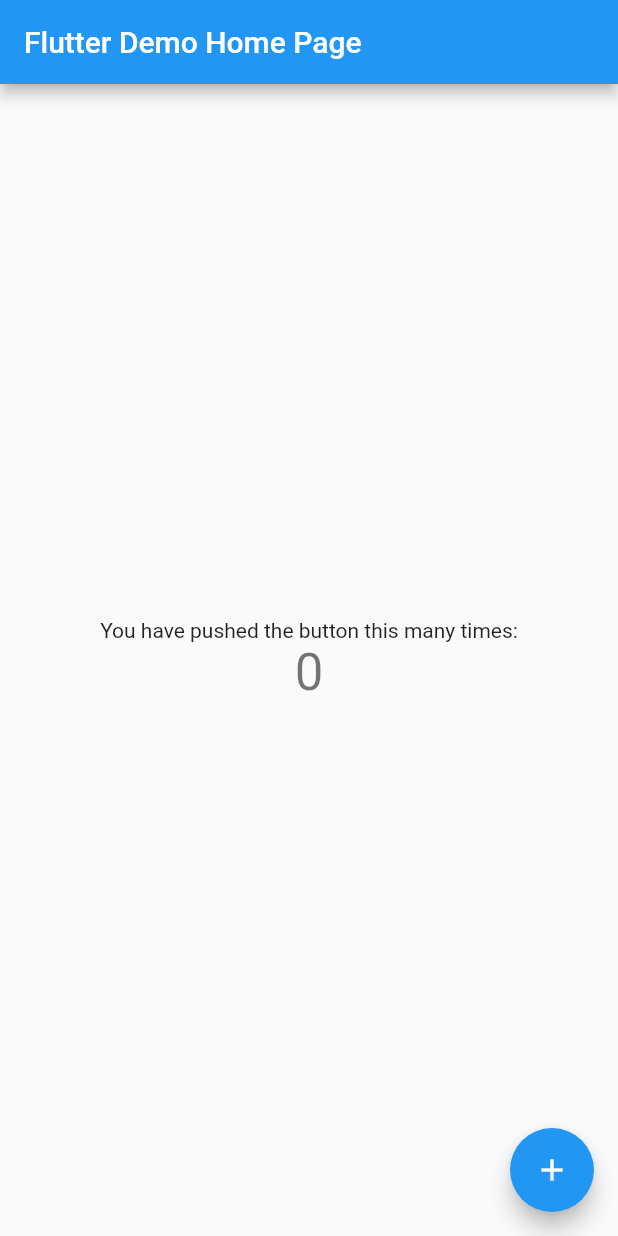
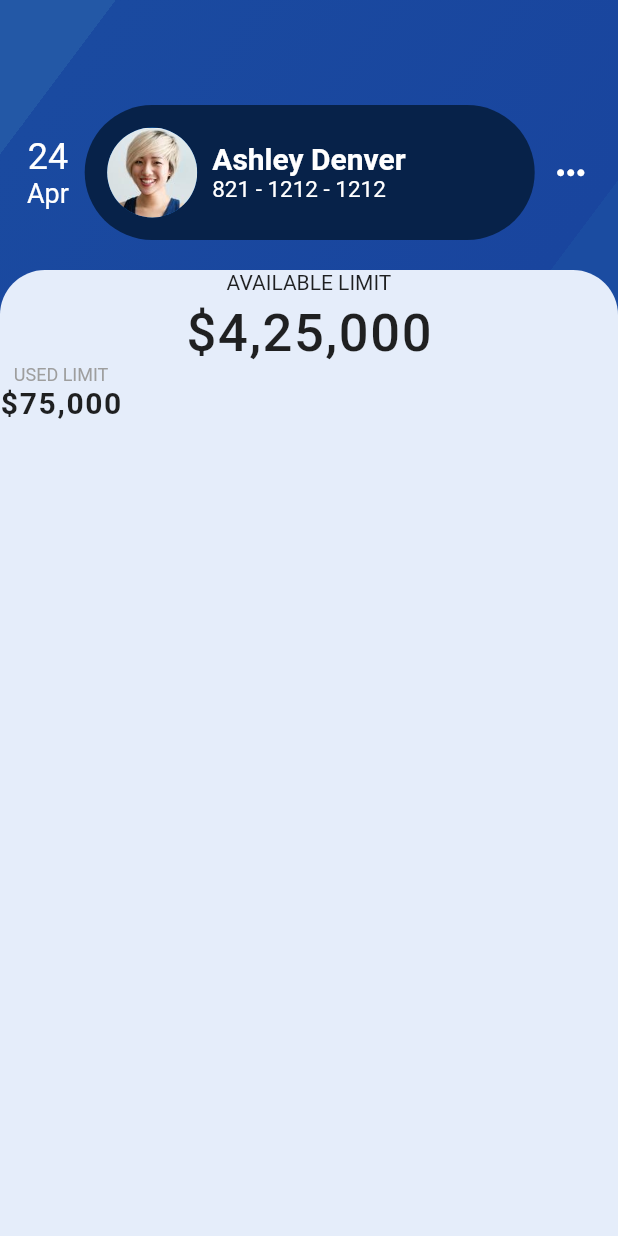
Before and after one commit to Ridley7/app_credit_app_ui, a Flutter app: the screen it shows after launch, on a phone screen of 412 x 824 dp. Run offline on Flutter 3.47's test engine with Material 2 defaults, Android fonts, the phone set to English and light mode, and no system bars.

Commit message:
update: 11:34

```diff
--- /dev/null
+++ b/lib/constants/constants.dart
@@ -0,0 +1,24 @@
+import 'package:flutter/material.dart';
+
+// Colors
+const kPrimaryColor = Color(0xFF2358A6);
+const kGradientColor1 = Color(0xFF1C50A3);
+const kGradientColor2 = Color(0xFF1A4AA0);
+const kGradientColor3 = Color(0xFF19459E);
+const kGradientColor4 = Color(0xFF1B4CA1);
+const kBodyColor = Color(0xFFE5EDFA);
+const kAccentColor = Color(0xFFEE7943);
+const kCardName = Color(0xFF072249);
+const kIconsColor = Color(0xFF9B9DB4);
+
+//TextStyles
+const kNumberTextStyle = TextStyle(
+  fontSize: 20,
+  fontWeight: FontWeight.bold,
+  letterSpacing: 1.1,
+);
+
+const kSubTitlesStyle = TextStyle(
+  color: Colors.grey,
+  fontSize: 12,
+);
--- a/lib/main.dart
+++ b/lib/main.dart
@@ -1,4 +1,8 @@
+import 'package:app_credit_ui/constants/constants.dart';
 import 'package:flutter/material.dart';
+import 'package:flutter/services.dart';
+
+import 'pages/home_screen.dart';
 
 void main() {
   runApp(const MyApp());
@@ -10,106 +14,18 @@ class MyApp extends StatelessWidget {
   // This widget is the root of your application.
   @override
   Widget build(BuildContext context) {
+
+    SystemChrome.setSystemUIOverlayStyle(SystemUiOverlayStyle(statusBarColor: Colors.transparent));
+
     return MaterialApp(
       title: 'Flutter Demo',
       theme: ThemeData(
-        // This is the theme of your application.
-        //
-        // Try running your application with "flutter run". You'll see the
-        // application has a blue toolbar. Then, without quitting the app, try
-        // changing the primarySwatch below to Colors.green and then invoke
-        // "hot reload" (press "r" in the console where you ran "flutter run",
-        // or simply save your changes to "hot reload" in a Flutter IDE).
-        // Notice that the counter didn't reset back to zero; the application
-        // is not restarted.
-        primarySwatch: Colors.blue,
+        primaryColor: kPrimaryColor,
+        accentColor: kAccentColor,
+        scaffoldBackgroundColor: kPrimaryColor,
+        visualDensity: VisualDensity.adaptivePlatformDensity,
       ),
-      home: const MyHomePage(title: 'Flutter Demo Home Page'),
+      home: const HomeScreen(),
     );
   }
 }
-
-class MyHomePage extends StatefulWidget {
-  const MyHomePage({Key? key, required this.title}) : super(key: key);
-
-  // This widget is the home page of your application. It is stateful, meaning
-  // that it has a State object (defined below) that contains fields that affect
-  // how it looks.
-
-  // This class is the configuration for the state. It holds the values (in this
-  // case the title) provided by the parent (in this case the App widget) and
-  // used by the build method of the State. Fields in a Widget subclass are
-  // always marked "final".
-
-  final String title;
-
-  @override
-  State<MyHomePage> createState() => _MyHomePageState();
-}
-
-class _MyHomePageState extends State<MyHomePage> {
-  int _counter = 0;
-
-  void _incrementCounter() {
-    setState(() {
-      // This call to setState tells the Flutter framework that something has
-      // changed in this State, which causes it to rerun the build method below
-      // so that the display can reflect the updated values. If we changed
-      // _counter without calling setState(), then the build method would not be
-      // called again, and so nothing would appear to happen.
-      _counter++;
-    });
-  }
-
-  @override
-  Widget build(BuildContext context) {
-    // This method is rerun every time setState is called, for instance as done
-    // by the _incrementCounter method above.
-    //
-    // The Flutter framework has been optimized to make rerunning build methods
-    // fast, so that you can just rebuild anything that needs updating rather
-    // than having to individually change instances of widgets.
-    return Scaffold(
-      appBar: AppBar(
-        // Here we take the value from the MyHomePage object that was created by
-        // the App.build method, and use it to set our appbar title.
-        title: Text(widget.title),
-      ),
-      body: Center(
-        // Center is a layout widget. It takes a single child and positions it
-        // in the middle of the parent.
-        child: Column(
-          // Column is also a layout widget. It takes a list of children and
-          // arranges them vertically. By default, it sizes itself to fit its
-          // children horizontally, and tries to be as tall as its parent.
-          //
-          // Invoke "debug painting" (press "p" in the console, choose the
-          // "Toggle Debug Paint" action from the Flutter Inspector in Android
-          // Studio, or the "Toggle Debug Paint" command in Visual Studio Code)
-          // to see the wireframe for each widget.
-          //
-          // Column has various properties to control how it sizes itself and
-          // how it positions its children. Here we use mainAxisAlignment to
-          // center the children vertically; the main axis here is the vertical
-          // axis because Columns are vertical (the cross axis would be
-          // horizontal).
-          mainAxisAlignment: MainAxisAlignment.center,
-          children: <Widget>[
-            const Text(
-              'You have pushed the button this many times:',
-            ),
-            Text(
-              '$_counter',
-              style: Theme.of(context).textTheme.headline4,
-            ),
-          ],
-        ),
-      ),
-      floatingActionButton: FloatingActionButton(
-        onPressed: _incrementCounter,
-        tooltip: 'Increment',
-        child: const Icon(Icons.add),
-      ), // This trailing comma makes auto-formatting nicer for build methods.
-    );
-  }
-}
--- /dev/null
+++ b/lib/pages/home_screen.dart
@@ -0,0 +1,85 @@
+import 'package:app_credit_ui/constants/constants.dart';
+import 'package:app_credit_ui/widgets/header.dart';
+import 'package:flutter/material.dart';
+
+class HomeScreen extends StatelessWidget {
+  const HomeScreen({Key? key}) : super(key: key);
+
+  @override
+  Widget build(BuildContext context) {
+    return Scaffold(
+      body: Stack(
+        children: [
+          Container(
+            decoration: BoxDecoration(
+              gradient: LinearGradient(
+                begin: Alignment(-4.0, 0.0),
+                end: Alignment(0.0, 1.5),
+                colors: [
+                  Theme.of(context).primaryColor,
+                  Theme.of(context).primaryColor,
+                  kGradientColor1,
+                  kGradientColor2,
+                  kGradientColor3,
+                  kGradientColor4,
+                  kGradientColor4,
+                ],
+                stops: [0.0, 0.3, 0.2, 0.3, 0.63, 0.63, 0.0],
+              )
+            ),
+            child: const Header(),
+          ),
+          Container(
+            margin: const EdgeInsets.only(top: 180.0),
+            decoration: const BoxDecoration(
+              color: kBodyColor,
+              borderRadius: BorderRadius.only(
+                topLeft: Radius.circular(30.0),
+                topRight: Radius.circular(30.0)
+              )
+            ),
+
+            child: Column(
+              children:  [
+                const Text(
+                  "AVAILABLE LIMIT",
+                  style: TextStyle(fontSize: 14.0),
+                ),
+
+                const SizedBox(height: 6.0,),
+
+                const Text(
+                  "\$4,25,000",
+                  style: TextStyle(
+                    fontSize: 35.0,
+                    fontWeight: FontWeight.w500,
+                    letterSpacing: 1.1
+                  ),
+                ),
+
+                Row(
+                  children: [
+                    Column(
+                      children: const [
+                        Text(
+                          "USED LIMIT",
+                          style: kSubTitlesStyle,
+                        ),
+
+                        Text(
+                          "\$75,000",
+                          style: kNumberTextStyle,
+                        ),
+                      ],
+                    )
+                  ],
+                )
+              ],
+            ),
+
+          )
+        ],
+      ),
+    );
+  }
+}
--- /dev/null
+++ b/lib/widgets/header.dart
@@ -0,0 +1,97 @@
+import 'package:app_credit_ui/constants/constants.dart';
+import 'package:flutter/material.dart';
+
+class Header extends StatelessWidget {
+  const Header({Key? key}) : super(key: key);
+
+  @override
+  Widget build(BuildContext context) {
+    return Container(
+      margin: const EdgeInsets.symmetric(vertical: 70.0),
+      child: Column(
+        children: [
+          Padding(
+            padding: const EdgeInsets.symmetric(horizontal: 18.0),
+            child: Row(
+              mainAxisAlignment: MainAxisAlignment.spaceBetween,
+              children: [
+                Column(
+                  children: const [
+                    Text(
+                      "24",
+                      style: TextStyle(
+                        fontSize: 24.0,
+                        color: Colors.white
+                      ),
+                    ),
+
+                    Text(
+                      "Apr",
+                      style: TextStyle(
+                          fontSize: 18.0,
+                          color: Colors.white,
+                        fontWeight: FontWeight.w400
+                      ),
+                    ),
+                  ],
+                ),
+
+                Container(
+                  height: 90,
+                  width: 300,
+                  decoration: BoxDecoration(
+                    color: kCardName,
+                    borderRadius: BorderRadius.circular(50.0)
+                  ),
+
+                  child: Row(
+                    children: [
+                      Padding(
+                        padding: EdgeInsets.only(left: 15.0),
+                        child: CircleAvatar(
+                          radius: 30.0,
+                          backgroundImage: AssetImage("assets/images/44.jpg"),
+                        ),
+                      ),
+                      SizedBox(width: 10.0,),
+
+                      Column(
+                        crossAxisAlignment: CrossAxisAlignment.start,
+                        mainAxisAlignment: MainAxisAlignment.center,
+                        children: const [
+                          Text(
+                            "Ashley Denver",
+                            style: TextStyle(
+                              fontSize: 20.0,
+                              color: Colors.white,
+                              fontWeight: FontWeight.w600
+                            ),
+                          ),
+
+                          Text(
+                            "821 - 1212 - 1212",
+                            style: TextStyle(
+                                fontSize: 15.0,
+                                color: Colors.white,
+                                fontWeight: FontWeight.w400
+                            ),
+                          )
+                        ],
+                      )
+                    ],
+                  ),
+                ),
+                const Icon(
+                  Icons.more_horiz,
+                  color: Colors.white,
+                  size: 27,
+                )
+
+              ],
+            ),
+          )
+        ],
+      ),
+    );
+  }
+}
--- a/pubspec.yaml
+++ b/pubspec.yaml
@@ -58,8 +58,8 @@ flutter:
   uses-material-design: true
 
   # To add assets to your application, add an assets section, like this:
-  # assets:
-  #   - images/a_dot_burr.jpeg
+  assets:
+    - assets/images/
   #   - images/a_dot_ham.jpeg
 
   # An image asset can refer to one or more resolution-specific "variants", see
```
Also changed, not shown: assets/images/44.jpg (added).
